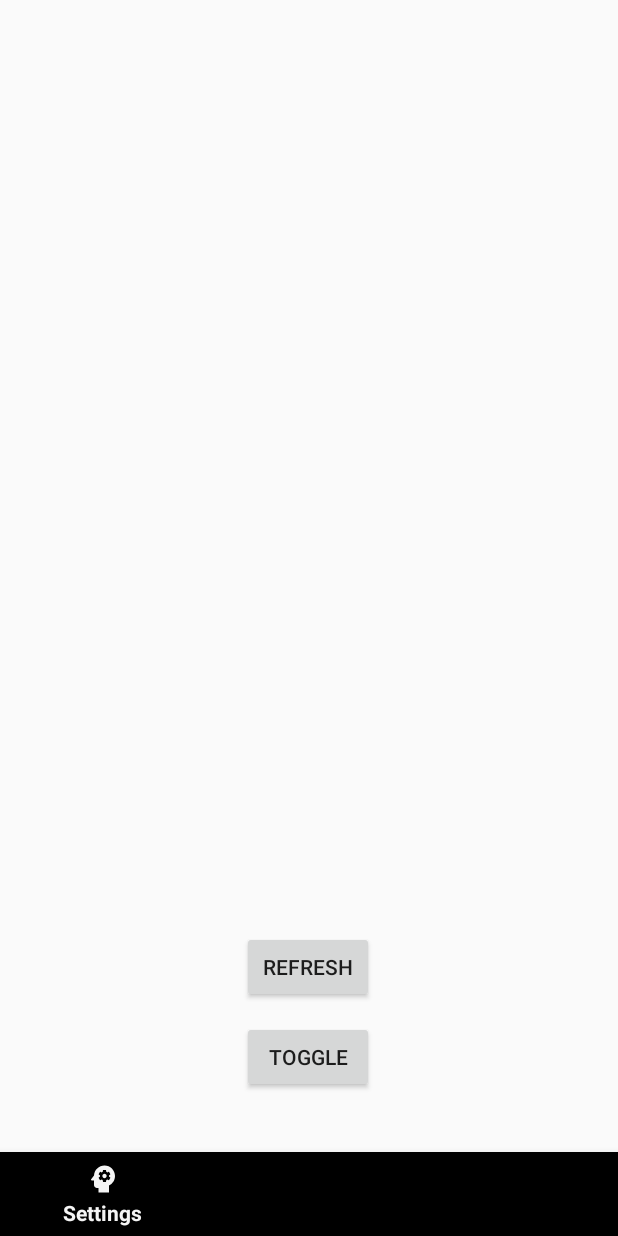
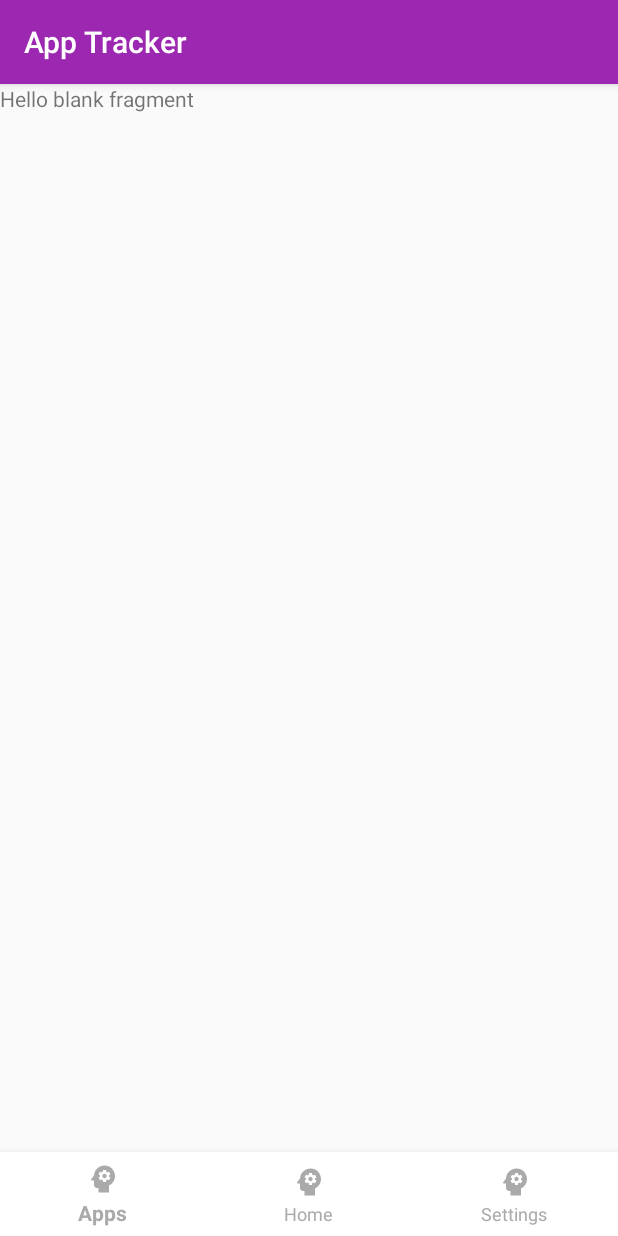
Before and after one commit to joshminton/AppTracker, an Android app: the screen it shows after launch (MainActivity), on a phone screen of 412 x 824 dp. Run offline under Robolectric (Android 15) with nearby library versions, the phone set to English and light mode, and no system bars; our stand-ins replace androidx.preference; 3 statements that could not run were skipped.

Commit message:
Added fragment layout.

```diff
--- a/app/build.gradle
+++ b/app/build.gradle
@@ -24,6 +24,7 @@ dependencies {
     implementation 'androidx.constraintlayout:constraintlayout:1.1.3'
     implementation 'androidx.recyclerview:recyclerview:1.1.0'
     implementation 'androidx.cardview:cardview:1.0.0'
+    implementation 'androidx.legacy:legacy-support-v4:1.0.0'
     testImplementation 'junit:junit:4.12'
     androidTestImplementation 'androidx.test.ext:junit:1.1.1'
     androidTestImplementation 'androidx.test.espresso:espresso-core:3.2.0'
--- /dev/null
+++ b/app/src/main/java/com/example/drawtest/AppsFragment.java
@@ -0,0 +1,124 @@
+package com.example.drawtest;
+
+import android.os.Bundle;
+
+import androidx.annotation.NonNull;
+import androidx.annotation.Nullable;
+import androidx.fragment.app.Fragment;
+import androidx.recyclerview.widget.LinearLayoutManager;
+import androidx.recyclerview.widget.RecyclerView;
+
+import android.util.Log;
+import android.view.LayoutInflater;
+import android.view.View;
+import android.view.ViewGroup;
+import android.widget.Button;
+
+import java.util.HashMap;
+import java.util.Objects;
+
+/**
+ * A simple {@link Fragment} subclass.
+ * Use the {@link AppsFragment#newInstance} factory method to
+ * create an instance of this fragment.
+ */
+public class AppsFragment extends Fragment implements View.OnClickListener {
+
+    // TODO: Rename parameter arguments, choose names that match
+    // the fragment initialization parameters, e.g. ARG_ITEM_NUMBER
+    private static final String ARG_PARAM1 = "param1";
+    private static final String ARG_PARAM2 = "param2";
+
+    // TODO: Rename and change types of parameters
+    private String mParam1;
+    private String mParam2;
+
+    TrackingService trackingService;
+
+    RecyclerView lstApps;
+    RecyclerView.LayoutManager layoutManager;
+    AppsAdapter lstAppsAdapter;
+    HashMap<String, TrackedApp> apps;
+
+    public AppsFragment() {
+        // Required empty public constructor
+    }
+
+    /**
+     * Use this factory method to create a new instance of
+     * this fragment using the provided parameters.
+     *
+     * @param param1 Parameter 1.
+     * @param param2 Parameter 2.
+     * @return A new instance of fragment AppsFragment.
+     */
+    // TODO: Rename and change types and number of parameters
+    public static AppsFragment newInstance(String param1, String param2) {
+        AppsFragment fragment = new AppsFragment();
+        Bundle args = new Bundle();
+        args.putString(ARG_PARAM1, param1);
+        args.putString(ARG_PARAM2, param2);
+        fragment.setArguments(args);
+        return fragment;
+    }
+
+    @Override
+    public void onCreate(Bundle savedInstanceState) {
+        super.onCreate(savedInstanceState);
+        if (getArguments() != null) {
+            mParam1 = getArguments().getString(ARG_PARAM1);
+            mParam2 = getArguments().getString(ARG_PARAM2);
+        }
+
+    }
+
+    @Override
+    public View onCreateView(LayoutInflater inflater, ViewGroup container,
+                             Bundle savedInstanceState) {
+        // Inflate the layout for this fragment
+        return inflater.inflate(R.layout.fragment_apps, container, false);
+    }
+
+    public void onViewCreated(@NonNull View view, @Nullable Bundle savedInstanceState) {
+        super.onViewCreated(view, savedInstanceState);
+
+        Button refreshBtn = getActivity().findViewById(R.id.refresh);
+        refreshBtn.setOnClickListener(this);
+
+        lstApps = (RecyclerView) getView().findViewById(R.id.lstApps);
+        layoutManager = new LinearLayoutManager(getContext());
+        lstApps.setLayoutManager(layoutManager);
+
+        apps = new HashMap<>();
+
+        lstAppsAdapter = new AppsAdapter(apps);
+        lstApps.setAdapter(lstAppsAdapter);
+
+        trackingService = ((MainActivity) getActivity()).getTrackingService();
+
+        onClickRefresh();
+
+    }
+
+    public void onClickRefresh(){
+        if(trackingService == null){
+            Log.d("Uh oh", "It's null!");
+        } else {
+            trackingService.refreshUsageStats();
+            apps.clear();
+            apps.putAll(trackingService.getTrackedAppsData());
+            Log.d("Length", "" + apps.size());
+            Objects.requireNonNull(lstApps.getAdapter()).notifyDataSetChanged();
+        }
+    }
+
+    @Override
+    public void onClick(View v) {
+        switch (v.getId()) {
+            case R.id.refresh:
+                onClickRefresh();
+                break;
+        }
+    }
+
+}
--- /dev/null
+++ b/app/src/main/java/com/example/drawtest/HomeFragment.java
@@ -0,0 +1,64 @@
+package com.example.drawtest;
+
+import android.os.Bundle;
+
+import androidx.fragment.app.Fragment;
+
+import android.view.LayoutInflater;
+import android.view.View;
+import android.view.ViewGroup;
+
+/**
+ * A simple {@link Fragment} subclass.
+ * Use the {@link HomeFragment#newInstance} factory method to
+ * create an instance of this fragment.
+ */
+public class HomeFragment extends Fragment {
+
+    // TODO: Rename parameter arguments, choose names that match
+    // the fragment initialization parameters, e.g. ARG_ITEM_NUMBER
+    private static final String ARG_PARAM1 = "param1";
+    private static final String ARG_PARAM2 = "param2";
+
+    // TODO: Rename and change types of parameters
+    private String mParam1;
+    private String mParam2;
+
+    public HomeFragment() {
+        // Required empty public constructor
+    }
+
+    /**
+     * Use this factory method to create a new instance of
+     * this fragment using the provided parameters.
+     *
+     * @param param1 Parameter 1.
+     * @param param2 Parameter 2.
+     * @return A new instance of fragment HomeFragment.
+     */
+    // TODO: Rename and change types and number of parameters
+    public static HomeFragment newInstance(String param1, String param2) {
+        HomeFragment fragment = new HomeFragment();
+        Bundle args = new Bundle();
+        args.putString(ARG_PARAM1, param1);
+        args.putString(ARG_PARAM2, param2);
+        fragment.setArguments(args);
+        return fragment;
+    }
+
+    @Override
+    public void onCreate(Bundle savedInstanceState) {
+        super.onCreate(savedInstanceState);
+        if (getArguments() != null) {
+            mParam1 = getArguments().getString(ARG_PARAM1);
+            mParam2 = getArguments().getString(ARG_PARAM2);
+        }
+    }
+
+    @Override
+    public View onCreateView(LayoutInflater inflater, ViewGroup container,
+                             Bundle savedInstanceState) {
+        // Inflate the layout for this fragment
+        return inflater.inflate(R.layout.fragment_home, container, false);
+    }
+}
--- a/app/src/main/java/com/example/drawtest/MainActivity.java
+++ b/app/src/main/java/com/example/drawtest/MainActivity.java
@@ -12,15 +12,23 @@ import android.os.Build;
 import android.os.Bundle;
 import android.os.IBinder;
 import android.provider.Settings;
+
+import androidx.annotation.NonNull;
 import androidx.annotation.RequiresApi;
+import androidx.appcompat.app.AppCompatActivity;
 import androidx.fragment.app.FragmentActivity;
+import androidx.fragment.app.FragmentManager;
+import androidx.fragment.app.FragmentTransaction;
 import androidx.recyclerview.widget.LinearLayoutManager;
 import androidx.recyclerview.widget.RecyclerView;
 
 import android.util.Log;
+import android.view.MenuItem;
 import android.view.View;
 
 import android.widget.Toast;
+
+import com.google.android.material.bottomnavigation.BottomNavigationView;
 
 import java.util.ArrayList;
 import java.util.HashMap;
@@ -33,7 +41,7 @@ import java.util.Objects;
 //https://www.tutorialspoint.com/how-to-manage-startactivityforresult-on-android
 //https://inducesmile.com/android/android-list-installed-apps-in-device-programmatically/
 
-public class MainActivity extends FragmentActivity {
+public class MainActivity extends AppCompatActivity implements  BottomNavigationView.OnNavigationItemSelectedListener {
 
     Intent svc;
     TrackingService trackingService;
@@ -51,10 +59,20 @@ public class MainActivity extends FragmentActivity {
     private int startHour = 22;
     private int startMinute = 25;
 
+    HomeFragment homeFrag = new HomeFragment();
+    AppsFragment appsFrag = new AppsFragment();
+    SettingsFragment settingsFrag = new SettingsFragment();
+
+    FragmentManager fm = getSupportFragmentManager();
+
     @Override
     public void onCreate(Bundle savedInstanceState) {
         super.onCreate(savedInstanceState);
         setContentView(R.layout.activity_main);
+
+        fm.beginTransaction().add(R.id.frag_frame, homeFrag).commit();
+
+        ((BottomNavigationView)findViewById(R.id.bottomNav)).setOnNavigationItemSelectedListener(this);
 
 //        db = Room.databaseBuilder(getApplicationContext(), Favourites.class, "favourites").allowMainThreadQueries().build();
 
@@ -66,14 +84,7 @@ public class MainActivity extends FragmentActivity {
             startActivityForResult(new Intent(Settings.ACTION_USAGE_ACCESS_SETTINGS), MY_PERMISSIONS_REQUEST_PACKAGE_USAGE_STATS);
         }
 
-        lstApps = (RecyclerView) findViewById(R.id.lstApps);
-        layoutManager = new LinearLayoutManager(this);
-        lstApps.setLayoutManager(layoutManager);
-
         apps = new HashMap<>();
-
-        lstAppsAdapter = new AppsAdapter(apps);
-        lstApps.setAdapter(lstAppsAdapter);
 
         svc = new Intent(this, TrackingService.class);
         if(!bound) {
@@ -82,6 +93,25 @@ public class MainActivity extends FragmentActivity {
         }
 
 //        finish();
+    }
+
+
+    @Override
+    public boolean onNavigationItemSelected(@NonNull MenuItem item) {
+        FragmentTransaction fT = fm.beginTransaction();
+        switch (item.getItemId()) {
+            case R.id.home:
+                fT.replace(R.id.frag_frame, homeFrag);
+                break;
+            case R.id.settings:
+                fT.replace(R.id.frag_frame, settingsFrag);
+                break;
+            case R.id.apps:
+                fT.replace(R.id.frag_frame, appsFrag);
+                break;
+        }
+        fT.commit();
+        return false;
     }
 
     @Override
@@ -130,19 +160,6 @@ public class MainActivity extends FragmentActivity {
         }
     }
 
-    public void onClickRefresh(View view){
-        if(trackingService == null){
-            Log.d("Uh oh", "It's null!");
-        } else {
-            trackingService.refreshUsageStats();
-            apps.clear();
-            apps.putAll(trackingService.getTrackedAppsData());
-            Log.d("Length", "" + apps.size());
-            Objects.requireNonNull(lstApps.getAdapter()).notifyDataSetChanged();
-        }
-    }
-
-
     private ServiceConnection connection = new ServiceConnection() {
 
         @Override
@@ -155,7 +172,7 @@ public class MainActivity extends FragmentActivity {
             apps.clear();
             apps.putAll(trackingService.getTrackedAppsData());
             Log.d("Length", "" + apps.size());
-            Objects.requireNonNull(lstApps.getAdapter()).notifyDataSetChanged();
+//            Objects.requireNonNull(lstApps.getAdapter()).notifyDataSetChanged();
 
         }
 
@@ -179,5 +196,7 @@ public class MainActivity extends FragmentActivity {
         return false;
     }
 
-
+    public TrackingService getTrackingService(){
+        return trackingService;
+    }
 }
--- a/app/src/main/java/com/example/drawtest/SettingsFragment.java
+++ b/app/src/main/java/com/example/drawtest/SettingsFragment.java
@@ -1,6 +1,7 @@
 package com.example.drawtest;
 
 import android.os.Bundle;
+
 import androidx.preference.PreferenceFragmentCompat;
 
 public class SettingsFragment extends PreferenceFragmentCompat {
--- a/app/src/main/res/layout/activity_main.xml
+++ b/app/src/main/res/layout/activity_main.xml
@@ -1,4 +1,5 @@
 <?xml version="1.0" encoding="utf-8"?>
+
 <androidx.constraintlayout.widget.ConstraintLayout xmlns:android="http://schemas.android.com/apk/res/android"
     xmlns:app="http://schemas.android.com/apk/res-auto"
     xmlns:tools="http://schemas.android.com/tools"
@@ -7,60 +8,31 @@
     android:layout_height="match_parent"
     tools:context=".MainActivity">
 
-    <Button
-        android:id="@+id/start_stop"
-        android:layout_width="wrap_content"
+    <FrameLayout
+        android:id="@+id/frag_frame"
+        android:layout_width="0dp"
+        android:layout_height="0dp"
+        app:layout_constraintBottom_toTopOf="@id/bottomNav"
+        app:layout_constraintEnd_toEndOf="parent"
+        app:layout_constraintStart_toStartOf="parent"
+        app:layout_constraintTop_toTopOf="parent">
+
+    </FrameLayout>
+
+    <com.google.android.material.bottomnavigation.BottomNavigationView
+        android:id="@+id/bottomNav"
+        android:layout_width="0dp"
         android:layout_height="wrap_content"
-        android:layout_marginBottom="67dp"
-        android:onClick="onClickStartStop"
-        android:text="Toggle"
-        app:layout_constraintBottom_toBottomOf="@+id/lstApps"
-        app:layout_constraintEnd_toEndOf="parent"
-        app:layout_constraintHorizontal_bias="0.498"
-        app:layout_constraintStart_toStartOf="parent" />
-
-    <Button
-        android:id="@+id/refresh"
-        android:layout_width="wrap_content"
-        android:layout_height="wrap_content"
-        android:layout_marginBottom="12dp"
-        android:onClick="onClickRefresh"
-        android:text="Refresh"
-        app:layout_constraintBottom_toTopOf="@+id/start_stop"
-        app:layout_constraintEnd_toEndOf="parent"
-        app:layout_constraintHorizontal_bias="0.498"
-        app:layout_constraintStart_toStartOf="parent" />
-
-    <TextView
-        android:id="@+id/txtUsage"
-        android:layout_width="wrap_content"
-        android:layout_height="wrap_content"
-        android:text=""
+        android:background="?android:attr/windowBackground"
+        android:backgroundTint="#FFFFFF"
+        app:backgroundTint="#FFFFFF"
+        app:itemIconTint="#AAAAAA"
+        app:itemTextColor="#AAAAAA"
         app:layout_constraintBottom_toBottomOf="parent"
         app:layout_constraintLeft_toLeftOf="parent"
         app:layout_constraintRight_toRightOf="parent"
-        app:layout_constraintTop_toTopOf="parent"
-        app:layout_constraintVertical_bias="0.394" />
-
-    <androidx.recyclerview.widget.RecyclerView
-        android:id="@+id/lstApps"
-        android:layout_width="wrap_content"
-        android:layout_height="match_parent"
-        app:layout_constraintBottom_toTopOf="@+id/bottomNavigationView"
-        app:layout_constraintEnd_toEndOf="parent"
-        app:layout_constraintStart_toStartOf="parent"
-        app:layout_constraintTop_toTopOf="parent"
-        android:paddingTop="4dp"/>
-
-
-    <com.google.android.material.bottomnavigation.BottomNavigationView
-        android:id="@+id/bottomNavigationView"
-        android:layout_width="0dp"
-        android:layout_height="wrap_content"
-        app:layout_constraintBottom_toBottomOf="parent"
-        app:layout_constraintLeft_toLeftOf="parent"
-        app:layout_constraintRight_toRightOf="parent"
-        app:menu="@menu/bottom_menu" />
+        app:menu="@menu/bottom_menu"
+        android:theme="@style/BottomNavigationTheme"/>
 
 
 </androidx.constraintlayout.widget.ConstraintLayout>
--- /dev/null
+++ b/app/src/main/res/layout/fragment_home.xml
@@ -0,0 +1,14 @@
+<?xml version="1.0" encoding="utf-8"?>
+<FrameLayout xmlns:android="http://schemas.android.com/apk/res/android"
+    xmlns:tools="http://schemas.android.com/tools"
+    android:layout_width="match_parent"
+    android:layout_height="match_parent"
+    tools:context=".HomeFragment">
+
+    <!-- TODO: Update blank fragment layout -->
+    <TextView
+        android:layout_width="match_parent"
+        android:layout_height="match_parent"
+        android:text="@string/hello_blank_fragment" />
+
+</FrameLayout>
--- a/app/src/main/res/layout/list_item.xml
+++ b/app/src/main/res/layout/list_item.xml
@@ -7,12 +7,13 @@
     android:layout_width="match_parent"
     android:layout_height="wrap_content"
     card_view:cardCornerRadius="10dp"
-    card_view:cardElevation="3dp"
+    card_view:cardElevation="10dp"
     card_view:contentPadding="8dp"
     android:layout_marginBottom="4dp"
     android:layout_marginTop="4dp"
     android:layout_marginRight="8dp"
-    android:layout_marginLeft="8dp">
+    android:layout_marginLeft="8dp"
+    android:foreground="?android:attr/selectableItemBackground">
 
     <RelativeLayout
         android:layout_width="wrap_content"
--- a/app/src/main/res/menu/bottom_menu.xml
+++ b/app/src/main/res/menu/bottom_menu.xml
@@ -1,9 +1,5 @@
 <?xml version="1.0" encoding="utf-8"?>
 <menu xmlns:android="http://schemas.android.com/apk/res/android">
-    <item
-        android:id="@+id/settings"
-        android:icon="@drawable/psychology_24px"
-        android:title="Settings" />
     <item
         android:id="@+id/apps"
         android:icon="@drawable/psychology_24px"
@@ -12,4 +8,8 @@
         android:id="@+id/home"
         android:icon="@drawable/psychology_24px"
         android:title="Home" />
+    <item
+        android:id="@+id/settings"
+        android:icon="@drawable/psychology_24px"
+        android:title="Settings" />
 </menu>
--- a/app/src/main/res/values/colors.xml
+++ b/app/src/main/res/values/colors.xml
@@ -1,6 +1,10 @@
 <?xml version="1.0" encoding="utf-8"?>
 <resources>
-    <color name="colorPrimary">#bacdad</color>
-    <color name="colorPrimaryDark">#bacdad</color>
-    <color name="colorAccent">#F44336</color>
+    <color name="colorPrimary">#9c27b0</color>
+    <color name="colorPrimaryDark">#6a0080</color>
+    <color name="colorAccent">#ffc107</color>
+
+    <color name="activeTabColor">#9c27b0</color>
+    <color name="inactiveTabColor">#ECECEC</color>
+
 </resources>
--- a/app/src/main/res/values/strings.xml
+++ b/app/src/main/res/values/strings.xml
@@ -17,8 +17,8 @@
 
     <string name="sample">sample</string>
     <string name="Sample">Sample</string>
-
-
+    <!-- TODO: Remove or change this placeholder text -->
+    <string name="hello_blank_fragment">Hello blank fragment</string>
 
 
 </resources>
--- a/app/src/main/res/values/styles.xml
+++ b/app/src/main/res/values/styles.xml
@@ -8,4 +8,9 @@
         <item name="colorAccent">@color/colorAccent</item>
     </style>
 
+    <style name="BottomNavigationTheme" parent="Theme.AppCompat.Light">
+        <item name="colorPrimary">@color/activeTabColor</item>
+        <item name="android:colorForeground">@color/inactiveTabColor</item>
+    </style>
+
 </resources>
--- a/app/src/main/res/xml/root_preferences.xml
+++ b/app/src/main/res/xml/root_preferences.xml
@@ -31,5 +31,35 @@
             app:title="@string/attachment_title" />
 
     </PreferenceCategory>
+    <PreferenceCategory app:title="@string/messages_header">
+
+        <EditTextPreference
+            app:key="signature"
+            app:title="@string/signature_title"
+            app:useSimpleSummaryProvider="true" />
+
+        <ListPreference
+            app:defaultValue="reply"
+            app:entries="@array/reply_entries"
+            app:entryValues="@array/reply_values"
+            app:key="reply"
+            app:title="@string/reply_title"
+            app:useSimpleSummaryProvider="true" />
+
+    </PreferenceCategory>
+    <PreferenceCategory app:title="@string/sync_header">
+
+        <SwitchPreferenceCompat
+            app:key="sync"
+            app:title="@string/sync_title" />
+
+        <SwitchPreferenceCompat
+            app:dependency="sync"
+            app:key="attachment"
+            app:summaryOff="@string/attachment_summary_off"
+            app:summaryOn="@string/attachment_summary_on"
+            app:title="@string/attachment_title" />
+
+    </PreferenceCategory>
 
 </PreferenceScreen>
```
Also changed, not shown: app/src/main/AndroidManifest.xml (+13 -1 lines), app/src/main/java/com/example/drawtest/BootUpReceiver.java (added, +22 -0 lines), app/src/main/res/layout/fragment_apps.xml (added, +39 -0 lines).
